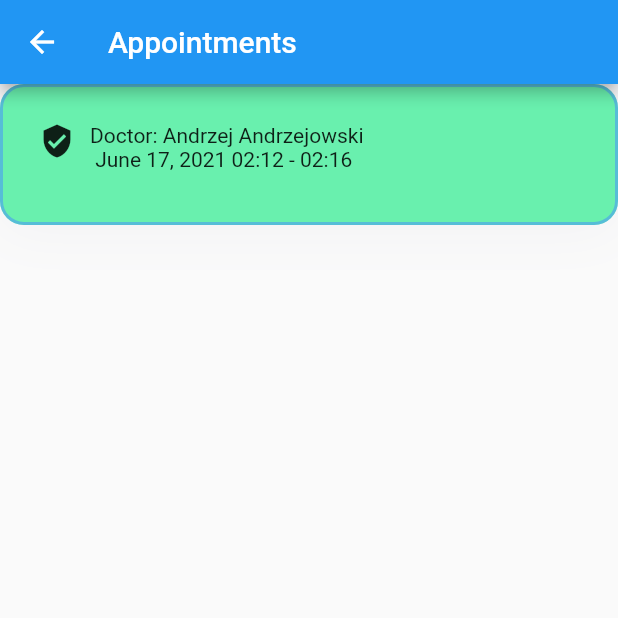
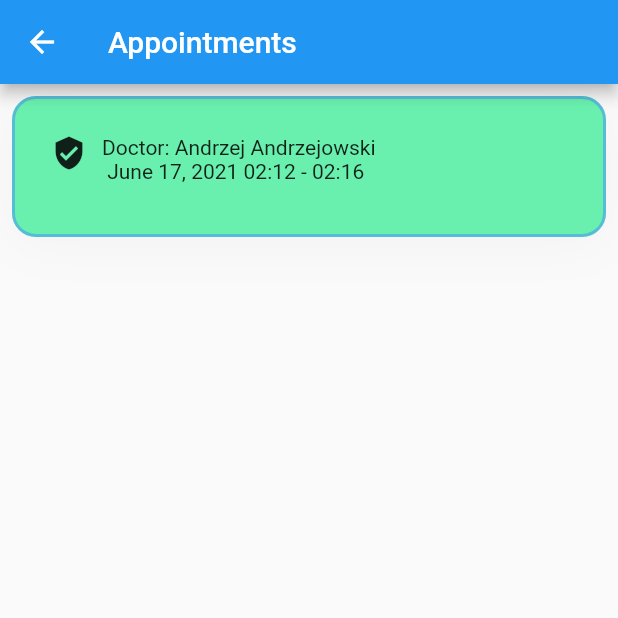
Before and after one commit to Ritalffy/HealthApp, a Flutter app: the ScheduledAppointments screen opened directly, on a phone screen of 412 x 824 dp, the top half of it. Run offline on Flutter 3.47's test engine with Material 2 defaults, Android fonts, the phone set to English and light mode, and no system bars; our stand-ins replace bloc, dio, equatable, flutter_bloc, flutter_secure_storage, formz and 1 more; accounts and stored records are empty.

Commit message:
historic appointments

```diff
--- a/lib/my_appointments/scheduled_appointments.dart
+++ b/lib/my_appointments/scheduled_appointments.dart
@@ -10,12 +10,15 @@ class ScheduledAppointments extends StatelessWidget {
       appBar: AppBar(title: const Text('Appointments')),
       body: ListView(
         children: [
-          PrimaryCard(
-            isSelected: true,
-            buttonLabel: 'Schedule',
-            description:
-                'Doctor: Andrzej Andrzejowski\n June 17, 2021 02:12 - 02:16 ',
-            iconData: Icons.verified_user_sharp,
+          Padding(
+            padding: const EdgeInsets.all(8.0),
+            child: PrimaryCard(
+              isSelected: true,
+              buttonLabel: 'Schedule',
+              description:
+                  'Doctor: Andrzej Andrzejowski\n June 17, 2021 02:12 - 02:16 ',
+              iconData: Icons.verified_user_sharp,
+            ),
           ),
         ],
       ),
--- a/lib/patient_appointments/widgets/appointment_flow.dart
+++ b/lib/patient_appointments/widgets/appointment_flow.dart
@@ -7,6 +7,7 @@ import 'package:health_app/patient_appointments/widgets/appointment_view_wrapper
 import 'package:health_app/patient_appointments/widgets/initial_view.dart';
 import 'package:health_app/patient_appointments/widgets/select_doctor_view.dart';
 import 'package:health_app/patient_appointments/widgets/step_indicator.dart';
+import 'package:health_app/utils/navigation/dashboard_routes.dart';
 
 class AppointmentFlow extends StatefulWidget {
   AppointmentFlow({Key? key}) : super(key: key);
@@ -29,6 +30,8 @@ class _AppointmentFlowState extends State<AppointmentFlow> {
             ..showSnackBar(
               const SnackBar(content: Text('Correct scheduling')),
             );
+          Navigator.of(context, rootNavigator: false)
+              .pushNamed<void>(DashboardRoutes.appointments);
         }
       },
       builder: (context, state) {
--- a/lib/patient_appointments/widgets/appointment_view_wrapper.dart
+++ b/lib/patient_appointments/widgets/appointment_view_wrapper.dart
@@ -17,7 +17,7 @@ class AppointmentViewWrapper extends StatelessWidget {
             return Text('error occurred');
 
           case AvaiableAppointmentStatus.fetched:
-            return AppointmFentsView(
+            return AppointmentsView(
               appointments: state.avaiableAppointments,
             );
 
--- a/lib/utils/navigation/dashboard_routes.dart
+++ b/lib/utils/navigation/dashboard_routes.dart
@@ -12,6 +12,7 @@ class DashboardRoutes {
   static const home = '$_baseRoute/home';
   static const appointments = '$_baseRoute/appointments';
   static const setting = '$_baseRoute/settings';
+  static const edit = '$_baseRoute/edit';
   static const patientAppointments =
       '$_baseRoute/patient/appointments/schedule';
 
```
